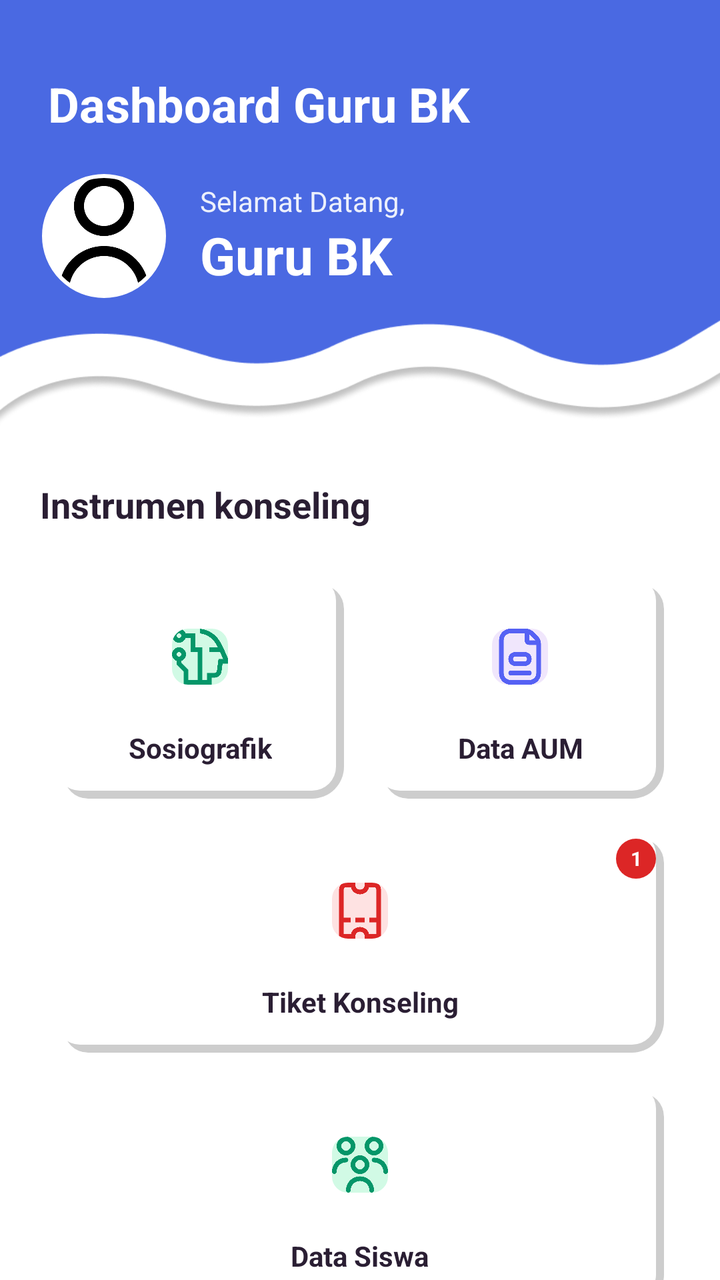
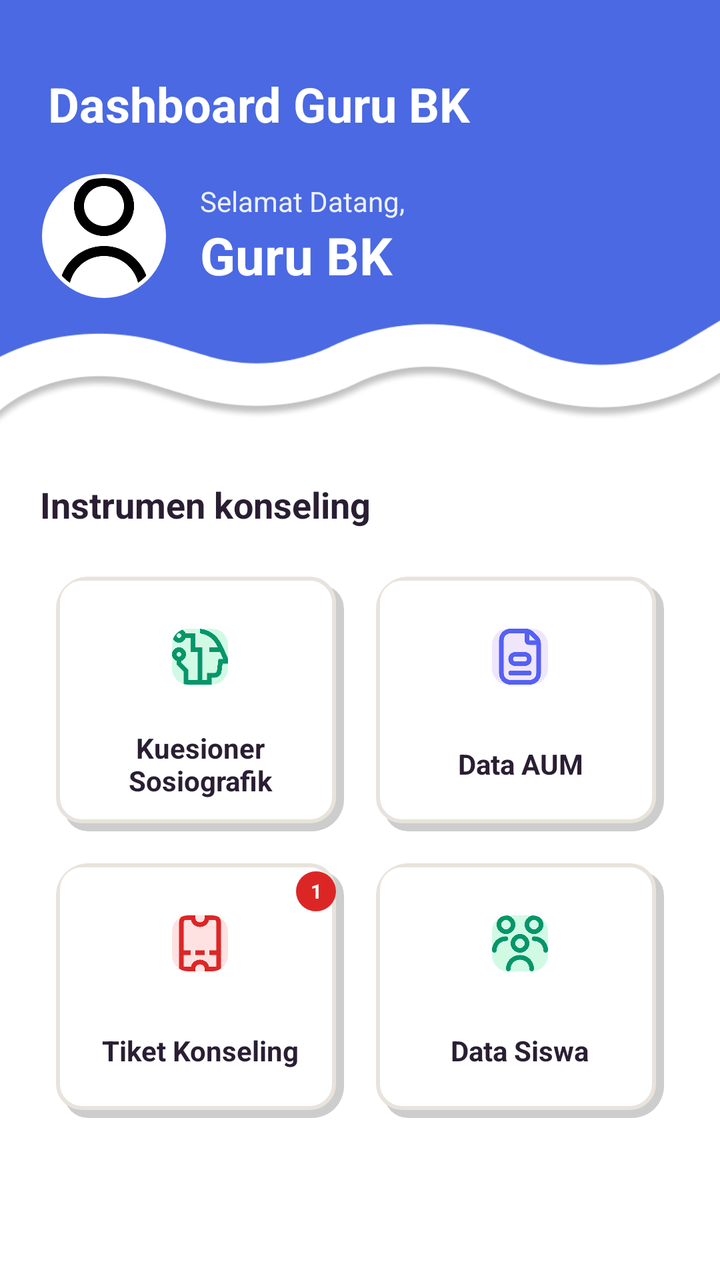

Compare the two renders of this Android layout. The source of the first and the diff that turns it into the second are given below.
<!-- AndroidManifest.xml: application theme Theme.BkNova -->
<!-- res/layout/fragment_home_bk.xml -->
<?xml version="1.0" encoding="utf-8"?>
<androidx.coordinatorlayout.widget.CoordinatorLayout xmlns:android="http://schemas.android.com/apk/res/android"
    xmlns:app="http://schemas.android.com/apk/res-auto"
    xmlns:tools="http://schemas.android.com/tools"
    android:layout_width="match_parent"
    android:layout_height="match_parent"
    android:background="@color/white"
    tools:context=".fragment.homeBkFragment">

    <com.google.android.material.appbar.AppBarLayout
        android:id="@+id/appBarLayout"
        android:layout_width="match_parent"
        android:layout_height="220dp"
        android:background="@drawable/img_1">

        <LinearLayout
            android:layout_width="match_parent"
            android:layout_height="match_parent"
            android:orientation="vertical"
            android:padding="20dp">

            <com.google.android.material.appbar.MaterialToolbar
                android:id="@+id/toolbar_bk"
                android:layout_width="match_parent"
                android:layout_height="?attr/actionBarSize"
                app:title="Dashboard Guru BK"
                app:titleTextAppearance="@style/ToolbarTitleBold"
                app:titleCentered="false"
                app:titleTextColor="@color/white"
                app:contentInsetStart="0dp" />

            <View
                android:layout_width="match_parent"
                android:layout_height="0dp"
                android:layout_weight="1" />

            
            <LinearLayout
                android:layout_width="match_parent"
                android:layout_height="wrap_content"
                android:orientation="horizontal"
                android:gravity="center_vertical"
                android:layout_marginBottom="50dp">

                <com.google.android.material.imageview.ShapeableImageView
                    android:id="@+id/iv_profile_bk"
                    android:layout_width="64dp"
                    android:layout_height="64dp"
                    android:padding="2dp"
                    android:background="@color/white"
                    app:shapeAppearanceOverlay="@style/ShapeAppearance.Circle"
                    android:src="@drawable/person_icon"
                    app:strokeWidth="2dp"
                    app:strokeColor="@color/white" />

                <LinearLayout
                    android:layout_width="wrap_content"
                    android:layout_height="wrap_content"
                    android:orientation="vertical"
                    android:layout_marginStart="16dp">

                    <TextView
                        android:layout_width="wrap_content"
                        android:layout_height="wrap_content"
                        android:text="Selamat Datang,"
                        android:textColor="@color/white"
                        android:textSize="14sp"
                        android:alpha="0.9" />

                    <TextView
                        android:id="@+id/tv_name_bk"
                        android:layout_width="wrap_content"
                        android:layout_height="wrap_content"
                        android:text="Guru BK"
                        android:textColor="@color/white"
                        android:textSize="26sp"
                        android:textStyle="bold" />
                </LinearLayout>
            </LinearLayout>
        </LinearLayout>
    </com.google.android.material.appbar.AppBarLayout>

    <androidx.core.widget.NestedScrollView
        android:id="@+id/scroll_view_home_bk"
        android:layout_width="match_parent"
        android:layout_height="match_parent"
        android:clipToPadding="false"
        android:paddingBottom="160dp"
        app:layout_behavior="@string/appbar_scrolling_view_behavior">

        <LinearLayout
            android:layout_width="match_parent"
            android:layout_height="wrap_content"
            android:orientation="vertical"
            android:padding="20dp">

            <TextView
                android:layout_width="wrap_content"
                android:layout_height="wrap_content"
                android:text="Instrumen konseling"
                android:textColor="@color/text_color_primary"
                android:textSize="18sp"
                android:textStyle="bold"
                android:layout_marginBottom="16dp" />

            
            <LinearLayout
                android:layout_width="match_parent"
                android:layout_height="wrap_content"
                android:orientation="vertical"
                android:layout_marginHorizontal="-8dp">

                
                <LinearLayout
                    android:layout_width="match_parent"
                    android:layout_height="wrap_content"
                    android:orientation="horizontal"
                    android:weightSum="2">

                    
                    <com.google.android.material.card.MaterialCardView
                        android:id="@+id/card_sosio_bk"
                        android:layout_width="0dp"
                        android:layout_height="wrap_content"
                        android:layout_weight="1"
                        android:layout_margin="8dp"
                        app:cardCornerRadius="16dp"
                        app:strokeWidth="0dp"
                        android:clickable="true"
                        android:focusable="true"
                        android:foreground="?attr/selectableItemBackground">

                        <LinearLayout
                            android:layout_width="match_parent"
                            android:layout_height="wrap_content"
                            android:orientation="vertical"
                            android:padding="16dp"
                            android:background="@drawable/bg_grid_shadow"
                            android:gravity="center">

                            <com.google.android.material.imageview.ShapeableImageView
                                android:layout_width="48dp"
                                android:layout_height="48dp"
                                android:background="@color/green_light"
                                android:padding="10dp"
                                app:shapeAppearanceOverlay="@style/ShapeAppearance.Rounded8"
                                android:src="@drawable/img_8"
                                app:tint="@color/green_text" />

                            <TextView
                                android:layout_width="wrap_content"
                                android:layout_height="wrap_content"
                                android:layout_marginTop="12dp"
                                android:text="Sosiografik"
                                android:textColor="@color/text_color_primary"
                                android:textSize="14sp"
                                android:textStyle="bold"
                                android:gravity="center" />
                        </LinearLayout>
                    </com.google.android.material.card.MaterialCardView>

                    
                    <com.google.android.material.card.MaterialCardView
                        android:id="@+id/card_data_aum"
                        android:layout_width="0dp"
                        android:layout_height="wrap_content"
                        android:layout_weight="1"
                        android:layout_margin="8dp"
                        app:cardCornerRadius="16dp"
                        app:strokeWidth="0dp"
                        android:clickable="true"
                        android:focusable="true"
                        android:foreground="?attr/selectableItemBackground">

                        <LinearLayout
                            android:layout_width="match_parent"
                            android:layout_height="wrap_content"
                            android:orientation="vertical"
                            android:padding="16dp"
                            android:background="@drawable/bg_grid_shadow"
                            android:gravity="center">

                            <com.google.android.material.imageview.ShapeableImageView
                                android:layout_width="48dp"
                                android:layout_height="48dp"
                                android:background="@color/brand_soft"
                                android:padding="10dp"
                                app:shapeAppearanceOverlay="@style/ShapeAppearance.Rounded8"
                                android:src="@drawable/img_9"
                                app:tint="@color/brand_primary" />

                            <TextView
                                android:layout_width="wrap_content"
                                android:layout_height="wrap_content"
                                android:layout_marginTop="12dp"
                                android:text="Data AUM"
                                android:textColor="@color/text_color_primary"
                                android:textSize="14sp"
                                android:textStyle="bold"
                                android:gravity="center" />
                        </LinearLayout>
                    </com.google.android.material.card.MaterialCardView>
                </LinearLayout>

                
                <FrameLayout
                    android:layout_width="match_parent"
                    android:layout_height="wrap_content"
                    android:layout_marginHorizontal="8dp"
                    android:layout_marginVertical="8dp">

                    <com.google.android.material.card.MaterialCardView
                        android:id="@+id/card_tiket_bk"
                        android:layout_width="match_parent"
                        android:layout_height="wrap_content"
                        app:cardCornerRadius="16dp"
                        app:strokeWidth="0dp"
                        android:clickable="true"
                        android:focusable="true"
                        android:foreground="?attr/selectableItemBackground">

                        <LinearLayout
                            android:layout_width="match_parent"
                            android:layout_height="wrap_content"
                            android:orientation="vertical"
                            android:padding="16dp"
                            android:background="@drawable/bg_grid_shadow"
                            android:gravity="center">

                            <com.google.android.material.imageview.ShapeableImageView
                                android:layout_width="48dp"
                                android:layout_height="48dp"
                                android:background="@color/red_light"
                                android:padding="10dp"
                                app:shapeAppearanceOverlay="@style/ShapeAppearance.Rounded8"
                                android:src="@drawable/img_15"
                                app:tint="@color/red_text" />

                            <TextView
                                android:layout_width="wrap_content"
                                android:layout_height="wrap_content"
                                android:layout_marginTop="12dp"
                                android:text="Tiket Konseling"
                                android:textColor="@color/text_color_primary"
                                android:textSize="14sp"
                                android:textStyle="bold"
                                android:gravity="center" />
                        </LinearLayout>
                    </com.google.android.material.card.MaterialCardView>

                    
                    <TextView
                        android:layout_width="20dp"
                        android:layout_height="20dp"
                        android:layout_gravity="end|top"
                        android:background="@drawable/bg_badge_red_circle"
                        android:text="1"
                        android:textColor="@color/white"
                        android:textSize="10sp"
                        android:textStyle="bold"
                        android:gravity="center"
                        android:translationX="-4dp"
                        android:translationY="4dp" />
                </FrameLayout>

                
                <com.google.android.material.card.MaterialCardView
                    android:id="@+id/card_data_siswa"
                    android:layout_width="match_parent"
                    android:layout_height="wrap_content"
                    android:layout_margin="8dp"
                    app:cardCornerRadius="16dp"
                    app:strokeWidth="0dp"
                    android:clickable="true"
                    android:focusable="true"
                    android:foreground="?attr/selectableItemBackground">

                    <LinearLayout
                        android:layout_width="match_parent"
                        android:layout_height="wrap_content"
                        android:orientation="vertical"
                        android:padding="16dp"
                        android:background="@drawable/bg_grid_shadow"
                        android:gravity="center">

                        <com.google.android.material.imageview.ShapeableImageView
                            android:layout_width="48dp"
                            android:layout_height="48dp"
                            android:background="@color/green_light"
                            android:padding="10dp"
                            app:shapeAppearanceOverlay="@style/ShapeAppearance.Rounded8"
                            android:src="@drawable/img_2"
                            app:tint="@color/green_text" />

                        <TextView
                            android:layout_width="wrap_content"
                            android:layout_height="wrap_content"
                            android:layout_marginTop="12dp"
                            android:text="Data Siswa"
                            android:textColor="@color/text_color_primary"
                            android:textSize="14sp"
                            android:textStyle="bold"
                            android:gravity="center" />
                    </LinearLayout>
                </com.google.android.material.card.MaterialCardView>

            </LinearLayout>
        </LinearLayout>
    </androidx.core.widget.NestedScrollView>

</androidx.coordinatorlayout.widget.CoordinatorLayout>
<!-- resources referenced by this layout -->
<resources>
  <color name="brand_primary">#5561F4</color>
  <color name="brand_soft">#F0E6FC</color>
  <color name="green_light">#D1FAE5</color>
  <color name="green_text">#059669</color>
  <color name="red_light">#FEE2E2</color>
  <color name="red_text">#DC2626</color>
  <color name="text_color_primary">#2A1E33</color>
  <color name="white">#FFFFFFFF</color>
  <!-- drawable bg_badge_red_circle (drawable) -->
  <?xml version="1.0" encoding="utf-8"?>
  <shape xmlns:android="http://schemas.android.com/apk/res/android"
      android:shape="oval">
      <solid android:color="@color/red_text" />
  </shape>
  <!-- drawable bg_grid_shadow (drawable) -->
  <?xml version="1.0" encoding="utf-8"?>
  <layer-list xmlns:android="http://schemas.android.com/apk/res/android">
  
      
      <item
          android:left="4dp"
  
          android:top="4dp">
  
          <shape android:shape="rectangle">
              <solid android:color="#32000000" />
              <corners android:radius="12dp" />
          </shape>
  
      </item>
  
      
      <item
          android:right="4dp"
          android:bottom="4dp">
  
          <shape android:shape="rectangle">
              <solid android:color="#FFFFFF" />
              <corners android:radius="12dp" />
          </shape>
  
      </item>
  
  </layer-list>
  <style name="ShapeAppearance.Circle" parent="">
          <item name="cornerFamily">rounded</item>
          <item name="cornerSize">50%</item>
      </style>
  <style name="ShapeAppearance.Rounded8" parent="">
          <item name="cornerFamily">rounded</item>
          <item name="cornerSize">8dp</item>
      </style>
  <style name="ToolbarTitleBold" parent="TextAppearance.Material3.TitleLarge">
          <item name="android:textStyle">bold</item>
          <item name="android:textSize">24sp</item>
      </style>
  <style name="Theme.BkNova" parent="Base.Theme.BkNova" />
  <color name="accent_pink">#FF7FAF</color>
  <color name="accent_pink_soft">#FFECF3</color>
  <color name="accent_peach">#FFC6BF</color>
  <color name="accent_peach_soft">#FFE8E5</color>
  <color name="background_cream">#F8F7F2</color>
  <color name="text_color_secondary">#6B5E75</color>
  <color name="divider_color">#E8E3DC</color>
  <!-- unchanged entries left out for length: 7 -->
</resources>

<!-- the commit's change to res/layout/fragment_home_bk.xml (unified diff, before → after) -->
@@ -121,7 +121,7 @@
                     <com.google.android.material.card.MaterialCardView
                         android:id="@+id/card_sosio_bk"
                         android:layout_width="0dp"
-                        android:layout_height="wrap_content"
+                        android:layout_height="match_parent"
                         android:layout_weight="1"
                         android:layout_margin="8dp"
                         app:cardCornerRadius="16dp"
@@ -132,7 +132,7 @@
 
                         <LinearLayout
                             android:layout_width="match_parent"
-                            android:layout_height="wrap_content"
+                            android:layout_height="match_parent"
                             android:orientation="vertical"
                             android:padding="16dp"
                             android:background="@drawable/bg_grid_shadow"
@@ -151,11 +151,12 @@
                                 android:layout_width="wrap_content"
                                 android:layout_height="wrap_content"
                                 android:layout_marginTop="12dp"
-                                android:text="Sosiografik"
+                                android:text="Kuesioner Sosiografik"
                                 android:textColor="@color/text_color_primary"
                                 android:textSize="14sp"
                                 android:textStyle="bold"
-                                android:gravity="center" />
+                                android:gravity="center"
+                                android:minLines="2" />
                         </LinearLayout>
                     </com.google.android.material.card.MaterialCardView>
 
@@ -163,7 +164,7 @@
                     <com.google.android.material.card.MaterialCardView
                         android:id="@+id/card_data_aum"
                         android:layout_width="0dp"
-                        android:layout_height="wrap_content"
+                        android:layout_height="match_parent"
                         android:layout_weight="1"
                         android:layout_margin="8dp"
                         app:cardCornerRadius="16dp"
@@ -174,7 +175,7 @@
 
                         <LinearLayout
                             android:layout_width="match_parent"
-                            android:layout_height="wrap_content"
+                            android:layout_height="match_parent"
                             android:orientation="vertical"
                             android:padding="16dp"
                             android:background="@drawable/bg_grid_shadow"
@@ -197,22 +198,88 @@
                                 android:textColor="@color/text_color_primary"
                                 android:textSize="14sp"
                                 android:textStyle="bold"
-                                android:gravity="center" />
+                                android:gravity="center"
+                                android:minLines="2" />
                         </LinearLayout>
                     </com.google.android.material.card.MaterialCardView>
                 </LinearLayout>
 
                 
-                <FrameLayout
+                <LinearLayout
                     android:layout_width="match_parent"
                     android:layout_height="wrap_content"
-                    android:layout_marginHorizontal="8dp"
-                    android:layout_marginVertical="8dp">
-
+                    android:orientation="horizontal"
+                    android:weightSum="2">
+
+                    
+                    <FrameLayout
+                        android:layout_width="0dp"
+                        android:layout_height="match_parent"
+                        android:layout_weight="1"
+                        android:layout_margin="8dp">
+
+                        <com.google.android.material.card.MaterialCardView
+                            android:id="@+id/card_tiket_bk"
+                            android:layout_width="match_parent"
+                            android:layout_height="match_parent"
+                            app:cardCornerRadius="16dp"
+                            app:strokeWidth="0dp"
+                            android:clickable="true"
+                            android:focusable="true"
+                            android:foreground="?attr/selectableItemBackground">
+
+                            <LinearLayout
+                                android:layout_width="match_parent"
+                                android:layout_height="match_parent"
+                                android:orientation="vertical"
+                                android:padding="16dp"
+                                android:background="@drawable/bg_grid_shadow"
+                                android:gravity="center">
+
+                                <com.google.android.material.imageview.ShapeableImageView
+                                    android:layout_width="48dp"
+                                    android:layout_height="48dp"
+                                    android:background="@color/red_light"
+                                    android:padding="10dp"
+                                    app:shapeAppearanceOverlay="@style/ShapeAppearance.Rounded8"
+                                    android:src="@drawable/img_15"
+                                    app:tint="@color/red_text" />
+
+                                <TextView
+                                    android:layout_width="wrap_content"
+                                    android:layout_height="wrap_content"
+                                    android:layout_marginTop="12dp"
+                                    android:text="Tiket Konseling"
+                                    android:textColor="@color/text_color_primary"
+                                    android:textSize="14sp"
+                                    android:textStyle="bold"
+                                    android:gravity="center"
+                                    android:minLines="2" />
+                            </LinearLayout>
+                        </com.google.android.material.card.MaterialCardView>
+
+                        
+                        <TextView
+                            android:layout_width="20dp"
+                            android:layout_height="20dp"
+                            android:layout_gravity="end|top"
+                            android:background="@drawable/bg_badge_red_circle"
+                            android:text="1"
+                            android:textColor="@color/white"
+                            android:textSize="10sp"
+                            android:textStyle="bold"
+                            android:gravity="center"
+                            android:translationX="-4dp"
+                            android:translationY="4dp" />
+                    </FrameLayout>
+
+                    
                     <com.google.android.material.card.MaterialCardView
-                        android:id="@+id/card_tiket_bk"
-                        android:layout_width="match_parent"
-                        android:layout_height="wrap_content"
+                        android:id="@+id/card_data_siswa"
+                        android:layout_width="0dp"
+                        android:layout_height="match_parent"
+                        android:layout_weight="1"
+                        android:layout_margin="8dp"
                         app:cardCornerRadius="16dp"
                         app:strokeWidth="0dp"
                         android:clickable="true"
@@ -221,7 +288,7 @@
 
                         <LinearLayout
                             android:layout_width="match_parent"
-                            android:layout_height="wrap_content"
+                            android:layout_height="match_parent"
                             android:orientation="vertical"
                             android:padding="16dp"
                             android:background="@drawable/bg_grid_shadow"
@@ -230,79 +297,25 @@
                             <com.google.android.material.imageview.ShapeableImageView
                                 android:layout_width="48dp"
                                 android:layout_height="48dp"
-                                android:background="@color/red_light"
+                                android:background="@color/green_light"
                                 android:padding="10dp"
                                 app:shapeAppearanceOverlay="@style/ShapeAppearance.Rounded8"
-                                android:src="@drawable/img_15"
-                                app:tint="@color/red_text" />
+                                android:src="@drawable/img_2"
+                                app:tint="@color/green_text" />
 
                             <TextView
                                 android:layout_width="wrap_content"
                                 android:layout_height="wrap_content"
                                 android:layout_marginTop="12dp"
-                                android:text="Tiket Konseling"
+                                android:text="Data Siswa"
                                 android:textColor="@color/text_color_primary"
                                 android:textSize="14sp"
                                 android:textStyle="bold"
-                                android:gravity="center" />
+                                android:gravity="center"
+                                android:minLines="2" />
                         </LinearLayout>
                     </com.google.android.material.card.MaterialCardView>
-
-                    
-                    <TextView
-                        android:layout_width="20dp"
-                        android:layout_height="20dp"
-                        android:layout_gravity="end|top"
-                        android:background="@drawable/bg_badge_red_circle"
-                        android:text="1"
-                        android:textColor="@color/white"
-                        android:textSize="10sp"
-                        android:textStyle="bold"
-                        android:gravity="center"
-                        android:translationX="-4dp"
-                        android:translationY="4dp" />
-                </FrameLayout>
-
-                
-                <com.google.android.material.card.MaterialCardView
-                    android:id="@+id/card_data_siswa"
-                    android:layout_width="match_parent"
-                    android:layout_height="wrap_content"
-                    android:layout_margin="8dp"
-                    app:cardCornerRadius="16dp"
-                    app:strokeWidth="0dp"
-                    android:clickable="true"
-                    android:focusable="true"
-                    android:foreground="?attr/selectableItemBackground">
-
-                    <LinearLayout
-                        android:layout_width="match_parent"
-                        android:layout_height="wrap_content"
-                        android:orientation="vertical"
-                        android:padding="16dp"
-                        android:background="@drawable/bg_grid_shadow"
-                        android:gravity="center">
-
-                        <com.google.android.material.imageview.ShapeableImageView
-                            android:layout_width="48dp"
-                            android:layout_height="48dp"
-                            android:background="@color/green_light"
-                            android:padding="10dp"
-                            app:shapeAppearanceOverlay="@style/ShapeAppearance.Rounded8"
-                            android:src="@drawable/img_2"
-                            app:tint="@color/green_text" />
-
-                        <TextView
-                            android:layout_width="wrap_content"
-                            android:layout_height="wrap_content"
-                            android:layout_marginTop="12dp"
-                            android:text="Data Siswa"
-                            android:textColor="@color/text_color_primary"
-                            android:textSize="14sp"
-                            android:textStyle="bold"
-                            android:gravity="center" />
-                    </LinearLayout>
-                </com.google.android.material.card.MaterialCardView>
+                </LinearLayout>
 
             </LinearLayout>
         </LinearLayout>
<!-- resource entries referenced after the edit -->
@@ -25,6 +25,7 @@
           android:top="4dp">
   
           <shape android:shape="rectangle">
+  
               <solid android:color="#32000000" />
               <corners android:radius="12dp" />
           </shape>
@@ -35,12 +36,13 @@
       <item
           android:right="4dp"
           android:bottom="4dp">
-  
           <shape android:shape="rectangle">
               <solid android:color="#FFFFFF" />
               <corners android:radius="12dp" />
+              <stroke
+                  android:width="2dp"
+                  android:color="@color/border_color" />
           </shape>
-  
       </item>
   
   </layer-list>
@@ -57,6 +59,7 @@
           <item name="android:textSize">24sp</item>
       </style>
   <style name="Theme.BkNova" parent="Base.Theme.BkNova" />
+  <color name="border_color">#E8E3DC</color>
   <color name="accent_pink">#FF7FAF</color>
   <color name="accent_pink_soft">#FFECF3</color>
   <color name="accent_peach">#FFC6BF</color>
